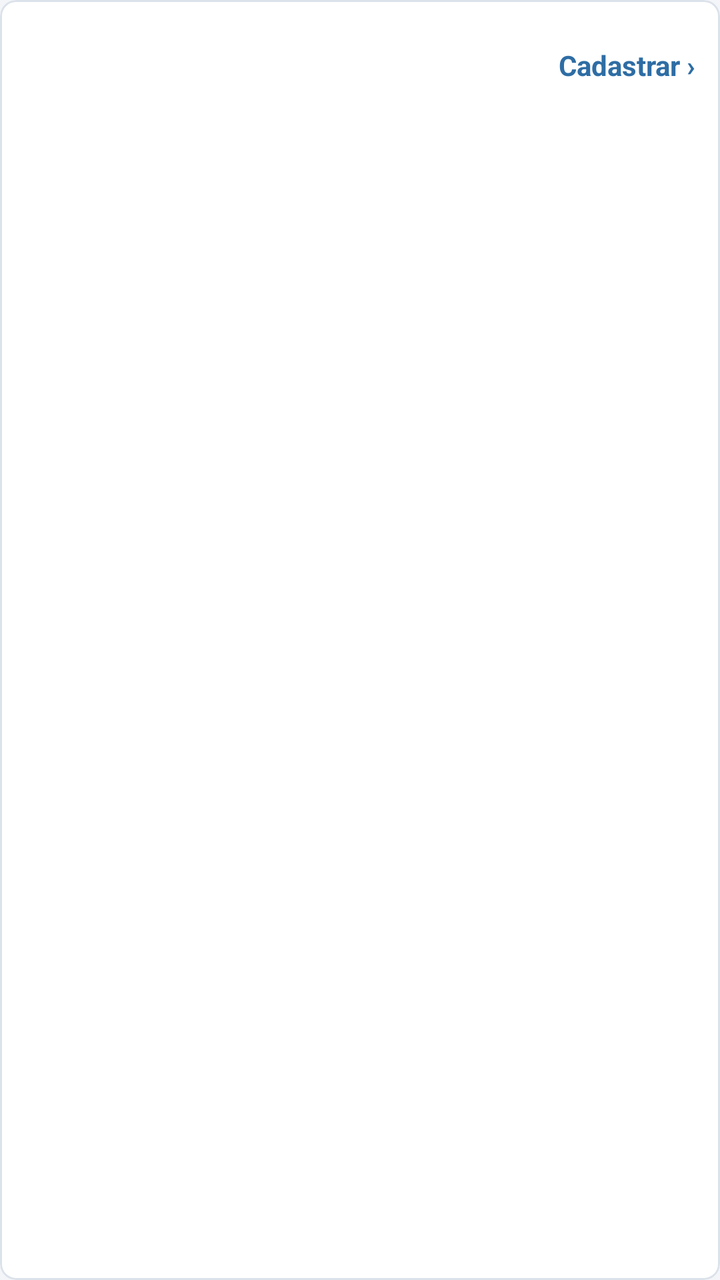
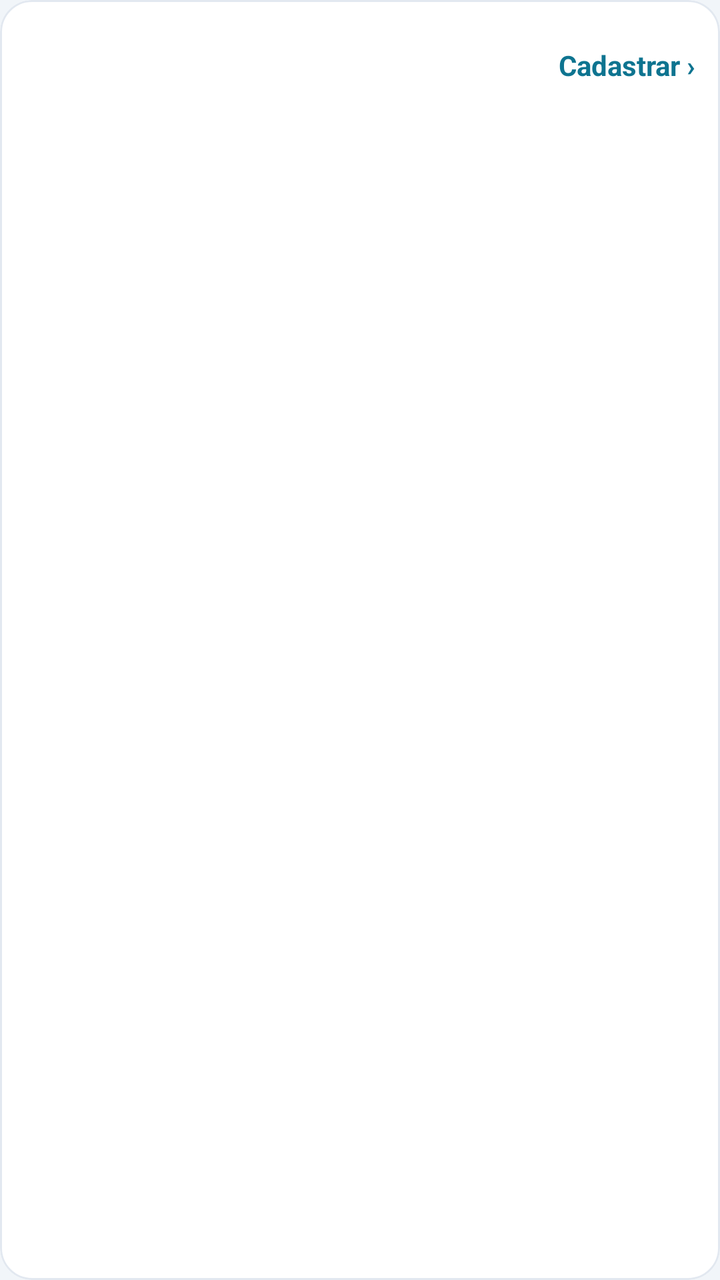

Screens rendered from an Android XML layout before and after an edit, with the pre-edit source and the edit as a unified diff.
<!-- AndroidManifest.xml: application theme Theme.RFIDAndroid -->
<!-- res/layout/item_nao_cadastrado.xml -->
<?xml version="1.0" encoding="utf-8"?>
<com.google.android.material.card.MaterialCardView xmlns:android="http://schemas.android.com/apk/res/android"
    android:layout_marginTop="4dp"
    android:layout_marginBottom="4dp"
    android:layout_width="match_parent"
    android:layout_height="wrap_content">

    <LinearLayout
        android:orientation="horizontal"
        android:gravity="center_vertical"
        android:padding="12dp"
        android:layout_width="match_parent"
        android:layout_height="wrap_content">

        <LinearLayout
            android:orientation="vertical"
            android:layout_width="0dp"
            android:layout_weight="1"
            android:layout_height="wrap_content">

            <TextView
                android:id="@android:id/text1"
                android:typeface="monospace"
                android:textColor="@color/texto"
                android:textSize="14sp"
                android:textStyle="bold"
                android:layout_width="match_parent"
                android:layout_height="wrap_content"/>

            <TextView
                android:id="@android:id/text2"
                android:textAppearance="@style/Texto.RFID.Secundario"
                android:layout_marginTop="2dp"
                android:layout_width="match_parent"
                android:layout_height="wrap_content"/>
        </LinearLayout>

        
        <TextView
            android:text="@string/nao_cadastradas_cadastrar"
            android:textColor="@color/azul"
            android:textSize="14sp"
            android:textStyle="bold"
            android:layout_marginStart="8dp"
            android:layout_width="wrap_content"
            android:layout_height="wrap_content"/>
    </LinearLayout>
</com.google.android.material.card.MaterialCardView>
<!-- resources referenced by this layout -->
<resources>
  <color name="azul">#FF2E6DA4</color>
  <color name="texto">#FF1C2530</color>
  <style name="Theme.RFIDAndroid" parent="Theme.Material3.Light.NoActionBar">
          <item name="colorPrimary">@color/marinho</item>
          <item name="colorOnPrimary">@color/white</item>
          <item name="colorPrimaryContainer">@color/azul_claro</item>
          <item name="colorOnPrimaryContainer">@color/marinho_escuro</item>
          <item name="colorSecondary">@color/azul</item>
          <item name="colorOnSecondary">@color/white</item>
          <item name="colorSecondaryContainer">@color/azul_claro</item>
          <item name="colorOnSecondaryContainer">@color/marinho_escuro</item>
          <item name="colorError">@color/erro</item>
          <item name="colorOutline">@color/borda</item>
          <item name="colorOutlineVariant">@color/borda</item>
          <item name="colorSurface">@color/superficie</item>
          <item name="colorOnSurface">@color/texto</item>
          <item name="colorOnSurfaceVariant">@color/texto_secundario</item>
          <item name="colorSurfaceContainerHighest">@color/superficie</item>
          <item name="android:colorBackground">@color/fundo</item>
          <item name="android:textColorPrimary">@color/texto</item>
          <item name="android:textColorSecondary">@color/texto_secundario</item>
  
          <item name="android:statusBarColor">@color/marinho_escuro</item>
          <item name="android:windowLightStatusBar">false</item>
          <item name="android:navigationBarColor">@color/marinho_escuro</item>
  
          <item name="materialButtonStyle">@style/Widget.RFID.Botao</item>
          <item name="materialButtonOutlinedStyle">@style/Widget.RFID.Botao.Contorno</item>
          <item name="textInputStyle">@style/Widget.RFID.Campo</item>
          <item name="materialCardViewStyle">@style/Widget.RFID.Cartao</item>
          <item name="tabStyle">@style/Widget.RFID.Abas</item>
          <item name="checkboxStyle">@style/Widget.Material3.CompoundButton.CheckBox</item>
      </style>
  <color name="texto_secundario">#FF5B6573</color>
  <color name="marinho">#FF1F3A5F</color>
  <color name="azul_claro">#FFE3ECF6</color>
  <color name="marinho_escuro">#FF152A45</color>
  <color name="erro">#FFC62828</color>
  <color name="borda">#FFDCE2EA</color>
  <color name="fundo">#FFF3F5F8</color>
  <style name="Widget.RFID.Botao" parent="Widget.Material3.Button">
          <item name="shapeAppearance">@style/Forma.RFID.Pequena</item>
          <item name="android:minHeight">52dp</item>
          <item name="android:textSize">15sp</item>
          <item name="android:letterSpacing">0.02</item>
      </style>
  <style name="Widget.RFID.Botao.Contorno" parent="Widget.Material3.Button.OutlinedButton">
          <item name="shapeAppearance">@style/Forma.RFID.Pequena</item>
          <item name="android:minHeight">52dp</item>
          <item name="android:textSize">15sp</item>
          <item name="strokeColor">@color/marinho</item>
      </style>
  <style name="Widget.RFID.Campo" parent="Widget.Material3.TextInputLayout.OutlinedBox">
          <item name="shapeAppearance">@style/Forma.RFID.Pequena</item>
          <item name="boxStrokeColor">@color/marinho</item>
          <item name="hintTextColor">@color/marinho</item>
          <item name="android:layout_marginTop">12dp</item>
      </style>
  <style name="Widget.RFID.Cartao" parent="Widget.Material3.CardView.Outlined">
          <item name="cardBackgroundColor">@color/superficie</item>
          <item name="strokeColor">@color/borda</item>
          <item name="cardCornerRadius">8dp</item>
          <item name="cardElevation">0dp</item>
      </style>
  <style name="Widget.RFID.Abas" parent="Widget.Material3.TabLayout">
          <item name="android:background">@color/superficie</item>
          <item name="tabIndicatorColor">@color/marinho</item>
          <item name="tabSelectedTextColor">@color/marinho</item>
          <item name="tabTextColor">@color/texto_secundario</item>
          <item name="tabIndicatorFullWidth">true</item>
          <item name="tabGravity">fill</item>
          <item name="tabMode">fixed</item>
      </style>
  <style name="Forma.RFID.Pequena" parent="">
          <item name="cornerFamily">rounded</item>
          <item name="cornerSize">6dp</item>
      </style>
  <!-- unchanged entries left out for length: 4 -->
</resources>

<!-- the commit's change to res/layout/item_nao_cadastrado.xml (unified diff, before → after) -->
@@ -38,7 +38,7 @@
         
         <TextView
             android:text="@string/nao_cadastradas_cadastrar"
-            android:textColor="@color/azul"
+            android:textColor="@color/secundaria"
             android:textSize="14sp"
             android:textStyle="bold"
             android:layout_marginStart="8dp"
<!-- resource entries referenced after the edit -->
@@ -1,16 +1,16 @@
 <!-- resources referenced by this layout -->
 <resources>
-  <color name="azul">#FF2E6DA4</color>
-  <color name="texto">#FF1C2530</color>
+  <color name="secundaria">#FF0E7490</color>
+  <color name="texto">#FF0F172A</color>
   <style name="Theme.RFIDAndroid" parent="Theme.Material3.Light.NoActionBar">
-          <item name="colorPrimary">@color/marinho</item>
+          <item name="colorPrimary">@color/primaria</item>
           <item name="colorOnPrimary">@color/white</item>
-          <item name="colorPrimaryContainer">@color/azul_claro</item>
-          <item name="colorOnPrimaryContainer">@color/marinho_escuro</item>
-          <item name="colorSecondary">@color/azul</item>
+          <item name="colorPrimaryContainer">@color/primaria_clara</item>
+          <item name="colorOnPrimaryContainer">@color/primaria_escura</item>
+          <item name="colorSecondary">@color/secundaria</item>
           <item name="colorOnSecondary">@color/white</item>
-          <item name="colorSecondaryContainer">@color/azul_claro</item>
-          <item name="colorOnSecondaryContainer">@color/marinho_escuro</item>
+          <item name="colorSecondaryContainer">@color/primaria_clara</item>
+          <item name="colorOnSecondaryContainer">@color/primaria_escura</item>
           <item name="colorError">@color/erro</item>
           <item name="colorOutline">@color/borda</item>
           <item name="colorOutlineVariant">@color/borda</item>
@@ -22,9 +22,9 @@
           <item name="android:textColorPrimary">@color/texto</item>
           <item name="android:textColorSecondary">@color/texto_secundario</item>
   
-          <item name="android:statusBarColor">@color/marinho_escuro</item>
+          <item name="android:statusBarColor">@color/primaria_escura</item>
           <item name="android:windowLightStatusBar">false</item>
-          <item name="android:navigationBarColor">@color/marinho_escuro</item>
+          <item name="android:navigationBarColor">@color/primaria_escura</item>
   
           <item name="materialButtonStyle">@style/Widget.RFID.Botao</item>
           <item name="materialButtonOutlinedStyle">@style/Widget.RFID.Botao.Contorno</item>
@@ -33,49 +33,66 @@
           <item name="tabStyle">@style/Widget.RFID.Abas</item>
           <item name="checkboxStyle">@style/Widget.Material3.CompoundButton.CheckBox</item>
       </style>
-  <color name="texto_secundario">#FF5B6573</color>
-  <color name="marinho">#FF1F3A5F</color>
-  <color name="azul_claro">#FFE3ECF6</color>
-  <color name="marinho_escuro">#FF152A45</color>
-  <color name="erro">#FFC62828</color>
-  <color name="borda">#FFDCE2EA</color>
-  <color name="fundo">#FFF3F5F8</color>
+  <color name="texto_secundario">#FF475569</color>
+  <color name="primaria">#FF1D4ED8</color>
+  <color name="primaria_clara">#FFDBEAFE</color>
+  <color name="primaria_escura">#FF1E3A8A</color>
+  <color name="erro">#FFB91C1C</color>
+  <color name="borda">#FFE2E8F0</color>
+  <color name="fundo">#FFF1F5F9</color>
   <style name="Widget.RFID.Botao" parent="Widget.Material3.Button">
           <item name="shapeAppearance">@style/Forma.RFID.Pequena</item>
           <item name="android:minHeight">52dp</item>
           <item name="android:textSize">15sp</item>
-          <item name="android:letterSpacing">0.02</item>
+          <item name="android:letterSpacing">0</item>
+          <item name="android:textStyle">bold</item>
       </style>
   <style name="Widget.RFID.Botao.Contorno" parent="Widget.Material3.Button.OutlinedButton">
           <item name="shapeAppearance">@style/Forma.RFID.Pequena</item>
           <item name="android:minHeight">52dp</item>
           <item name="android:textSize">15sp</item>
-          <item name="strokeColor">@color/marinho</item>
+          <item name="strokeColor">@color/primaria</item>
+          <item name="strokeWidth">1.5dp</item>
+          <item name="android:textStyle">bold</item>
       </style>
   <style name="Widget.RFID.Campo" parent="Widget.Material3.TextInputLayout.OutlinedBox">
           <item name="shapeAppearance">@style/Forma.RFID.Pequena</item>
-          <item name="boxStrokeColor">@color/marinho</item>
-          <item name="hintTextColor">@color/marinho</item>
+          <item name="boxStrokeColor">@color/primaria</item>
+          <item name="hintTextColor">@color/primaria</item>
           <item name="android:layout_marginTop">12dp</item>
       </style>
   <style name="Widget.RFID.Cartao" parent="Widget.Material3.CardView.Outlined">
           <item name="cardBackgroundColor">@color/superficie</item>
           <item name="strokeColor">@color/borda</item>
-          <item name="cardCornerRadius">8dp</item>
+          <item name="cardCornerRadius">16dp</item>
           <item name="cardElevation">0dp</item>
       </style>
   <style name="Widget.RFID.Abas" parent="Widget.Material3.TabLayout">
           <item name="android:background">@color/superficie</item>
-          <item name="tabIndicatorColor">@color/marinho</item>
-          <item name="tabSelectedTextColor">@color/marinho</item>
+          <item name="tabIndicatorColor">@color/primaria</item>
+          <item name="tabSelectedTextColor">@color/primaria</item>
           <item name="tabTextColor">@color/texto_secundario</item>
-          <item name="tabIndicatorFullWidth">true</item>
+          <item name="tabIndicatorFullWidth">false</item>
+          <item name="tabIndicator">@drawable/indicador_aba</item>
+          <item name="tabIndicatorHeight">4dp</item>
+          <item name="tabTextAppearance">@style/Texto.RFID.Aba</item>
           <item name="tabGravity">fill</item>
           <item name="tabMode">fixed</item>
       </style>
   <style name="Forma.RFID.Pequena" parent="">
           <item name="cornerFamily">rounded</item>
-          <item name="cornerSize">6dp</item>
+          <item name="cornerSize">12dp</item>
+      </style>
+  <!-- drawable indicador_aba (drawable) -->
+  <?xml version="1.0" encoding="utf-8"?>
+  <shape xmlns:android="http://schemas.android.com/apk/res/android" android:shape="rectangle">
+      <corners android:topLeftRadius="4dp" android:topRightRadius="4dp"/>
+      <solid android:color="@color/white"/>
+  </shape>
+  <style name="Texto.RFID.Aba" parent="TextAppearance.Material3.TitleSmall">
+          <item name="android:textSize">15sp</item>
+          <item name="android:textStyle">bold</item>
+          <item name="android:textAllCaps">false</item>
       </style>
   <!-- unchanged entries left out for length: 4 -->
 </resources>
